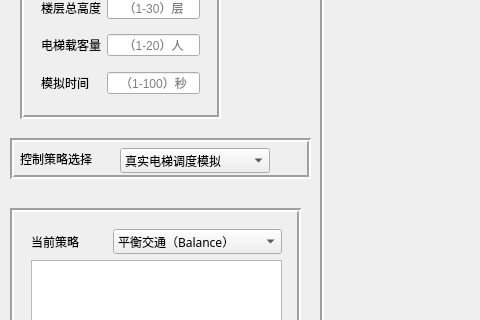
Above: MCES/MCES.ui from Yanjieij/yanjieij.github.io before the change; both pictures show x 0 to 480 and y 92 to 412 of the 1200 by 700 pixel window. Below: the same form after it.
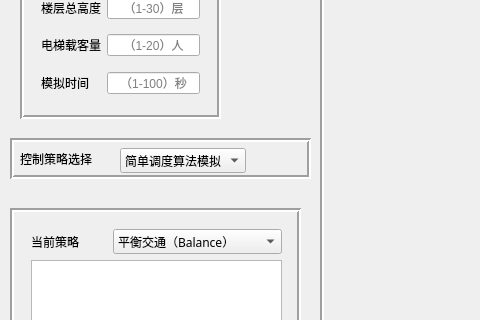
That is the form after the change.

```diff
--- a/MCES/MCES.ui
+++ b/MCES/MCES.ui
@@ -661,8 +661,8 @@
       <rect>
        <x>110</x>
        <y>10</y>
-       <width>180</width>
-       <height>21</height>
+       <width>122</width>
+       <height>20</height>
       </rect>
      </property>
      <property name="font">
@@ -679,12 +679,12 @@
      </property>
      <item>
       <property name="text">
-       <string>真实电梯调度模拟</string>
+       <string>简单调度算法模拟</string>
       </property>
      </item>
      <item>
       <property name="text">
-       <string>蚁群算法优化调度模拟</string>
+       <string>真实电梯调度模拟</string>
       </property>
      </item>
     </widget>
```
